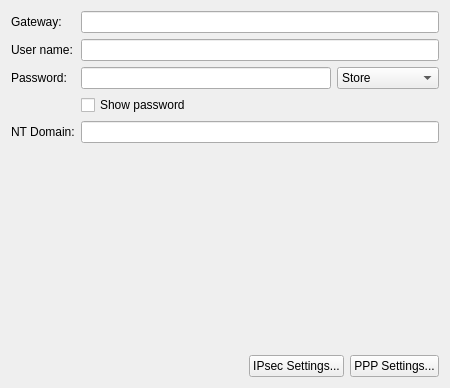
Above: vpn/l2tp/l2tp.ui from KDE/plasma-nm before the change. Below: the same form after it.
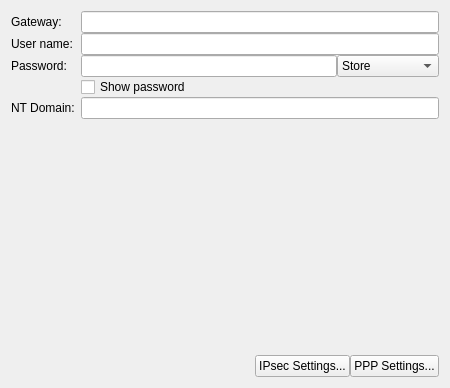
That is the form after the change. Custom widgets are drawn as their Qt base class.

The edit to the form file:
```diff
--- a/vpn/l2tp/l2tp.ui
+++ b/vpn/l2tp/l2tp.ui
@@ -11,6 +11,9 @@
    </rect>
   </property>
   <layout class="QFormLayout" name="formLayout">
+    <property name="verticalSpacing">
+    <number>0</number>
+    </property>
    <item row="0" column="0">
     <widget class="QLabel" name="label_2">
      <property name="text">
```
